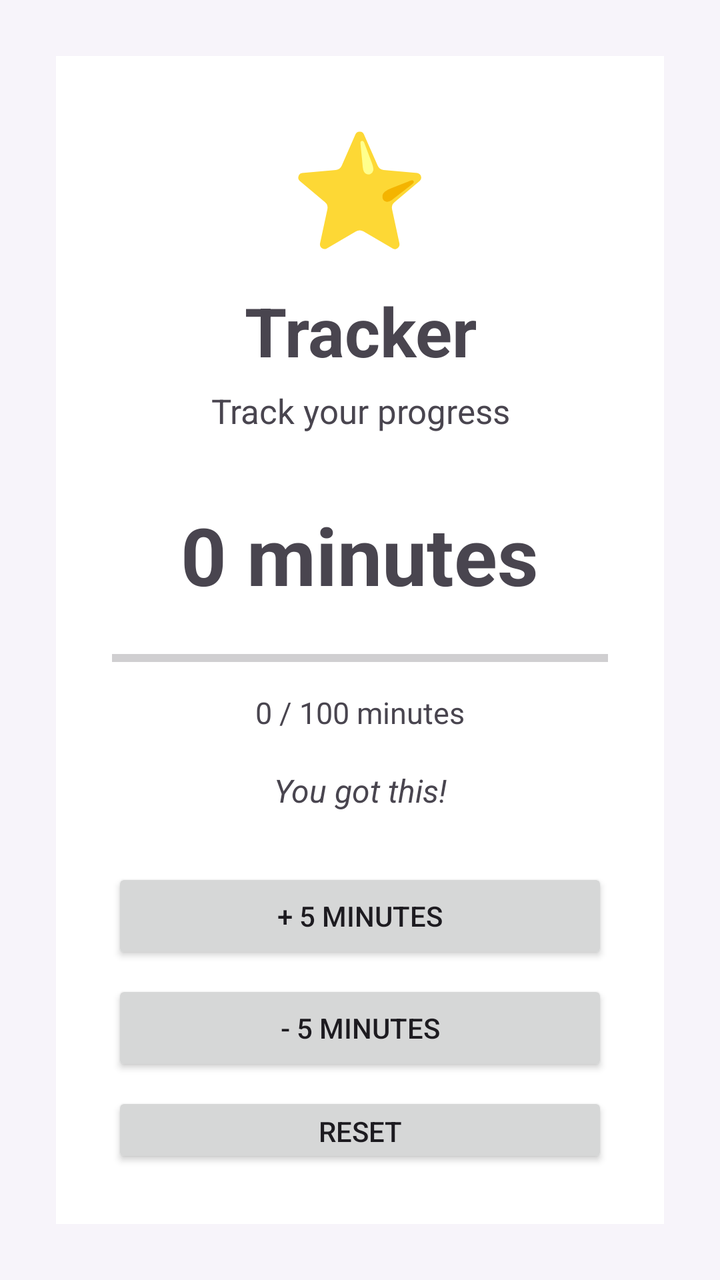
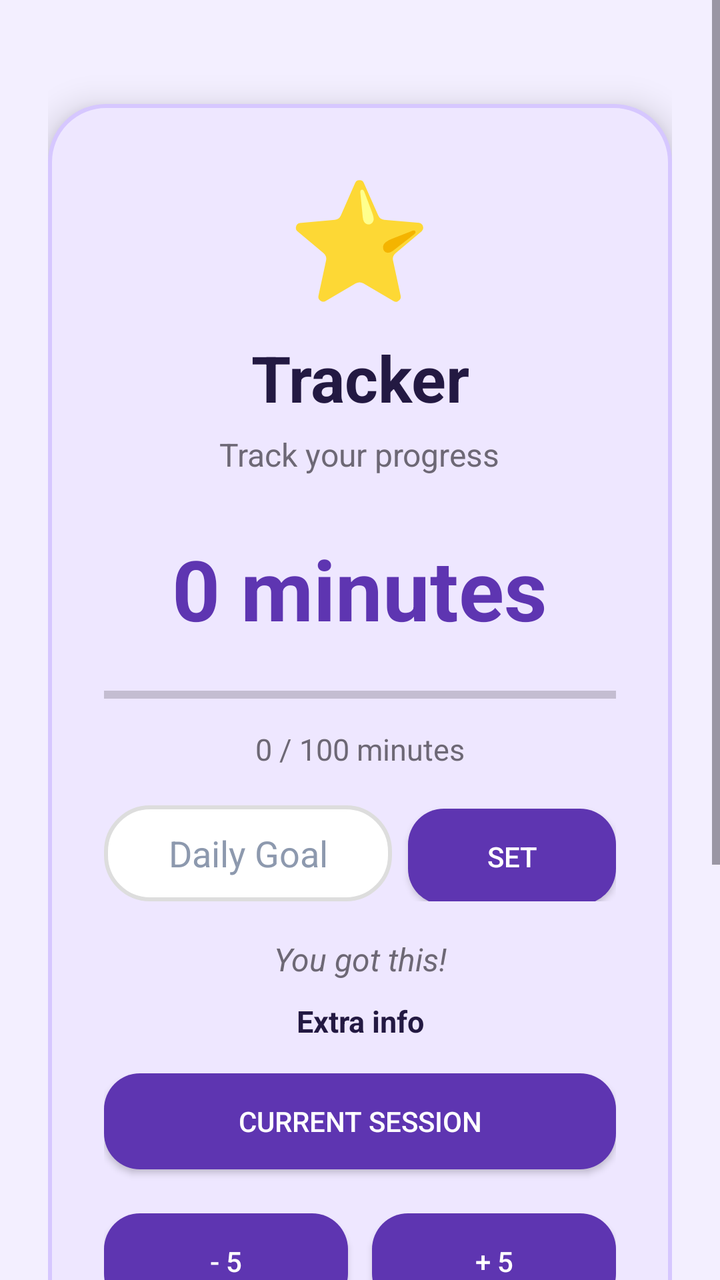

The first picture is an Android layout as it rendered before a commit; the second is the same layout after the commit. The layout source and the unified diff follow.
<!-- AndroidManifest.xml: another module's application theme Theme.DailyTrackers -->
<!-- res/layout/activity_tracker.xml -->
<?xml version="1.0" encoding="utf-8"?>
<androidx.appcompat.widget.LinearLayoutCompat xmlns:android="http://schemas.android.com/apk/res/android"
    android:id="@+id/main"
    android:layout_width="match_parent"
    android:layout_height="match_parent"
    android:background="#F7F4FA"
    android:gravity="center"
    android:orientation="vertical"
    android:padding="28dp">

    <androidx.appcompat.widget.LinearLayoutCompat
        android:id="@+id/cardContainer"
        android:layout_width="match_parent"
        android:layout_height="wrap_content"
        android:background="#FFFFFF"
        android:elevation="8dp"
        android:gravity="center"
        android:orientation="vertical"
        android:padding="28dp">

        <com.google.android.material.textview.MaterialTextView
            android:id="@+id/txtIcon"
            android:layout_width="wrap_content"
            android:layout_height="wrap_content"
            android:text="⭐"
            android:textSize="56sp" />

        <com.google.android.material.textview.MaterialTextView
            android:id="@+id/txtTitle"
            android:layout_width="wrap_content"
            android:layout_height="wrap_content"
            android:layout_marginTop="12dp"
            android:gravity="center"
            android:text="Tracker"
            android:textSize="34sp"
            android:textStyle="bold" />

        <com.google.android.material.textview.MaterialTextView
            android:id="@+id/txtSubtitle"
            android:layout_width="wrap_content"
            android:layout_height="wrap_content"
            android:layout_marginTop="6dp"
            android:gravity="center"
            android:text="Track your progress"
            android:textSize="17sp" />

        <com.google.android.material.textview.MaterialTextView
            android:id="@+id/txtMinutes"
            android:layout_width="wrap_content"
            android:layout_height="wrap_content"
            android:layout_marginTop="34dp"
            android:text="0 minutes"
            android:textSize="40sp"
            android:textStyle="bold" />

        <ProgressBar
            android:id="@+id/progressGoal"
            style="?android:attr/progressBarStyleHorizontal"
            android:layout_width="match_parent"
            android:layout_height="14dp"
            android:layout_marginTop="18dp"
            android:max="100"
            android:progress="0" />

        <com.google.android.material.textview.MaterialTextView
            android:id="@+id/txtGoal"
            android:layout_width="wrap_content"
            android:layout_height="wrap_content"
            android:layout_marginTop="10dp"
            android:text="0 / 100 minutes"
            android:textSize="15sp" />

        <com.google.android.material.textview.MaterialTextView
            android:id="@+id/txtMotivation"
            android:layout_width="wrap_content"
            android:layout_height="wrap_content"
            android:layout_marginTop="18dp"
            android:gravity="center"
            android:text="You got this!"
            android:textSize="16sp"
            android:textStyle="italic" />

        <androidx.appcompat.widget.AppCompatButton
            android:id="@+id/btnAdd"
            android:layout_width="match_parent"
            android:layout_height="wrap_content"
            android:layout_marginTop="28dp"
            android:text="+ 5 minutes" />

        <androidx.appcompat.widget.AppCompatButton
            android:id="@+id/btnRemove"
            android:layout_width="match_parent"
            android:layout_height="wrap_content"
            android:layout_marginTop="8dp"
            android:text="- 5 minutes" />

        <androidx.appcompat.widget.AppCompatButton
            android:id="@+id/btnReset"
            android:layout_width="match_parent"
            android:layout_height="wrap_content"
            android:layout_marginTop="8dp"
            android:text="Reset" />

    </androidx.appcompat.widget.LinearLayoutCompat>

</androidx.appcompat.widget.LinearLayoutCompat>
<!-- resources referenced by this layout -->
<resources>
  <style name="Theme.DailyTrackers" parent="Base.Theme.DailyTrackers" />
  <style name="Base.Theme.DailyTrackers" parent="Theme.Material3.DayNight.NoActionBar">
          
          
      </style>
</resources>

<!-- the commit's change to res/layout/activity_tracker.xml (unified diff, before → after) -->
@@ -1,106 +1,226 @@
 <?xml version="1.0" encoding="utf-8"?>
-<androidx.appcompat.widget.LinearLayoutCompat xmlns:android="http://schemas.android.com/apk/res/android"
-    android:id="@+id/main"
+<ScrollView xmlns:android="http://schemas.android.com/apk/res/android"
     android:layout_width="match_parent"
     android:layout_height="match_parent"
-    android:background="#F7F4FA"
-    android:gravity="center"
-    android:orientation="vertical"
-    android:padding="28dp">
+    android:background="#F3EFFF"
+    android:fillViewport="true">
 
     <androidx.appcompat.widget.LinearLayoutCompat
-        android:id="@+id/cardContainer"
+        android:id="@+id/main"
         android:layout_width="match_parent"
         android:layout_height="wrap_content"
-        android:background="#FFFFFF"
-        android:elevation="8dp"
-        android:gravity="center"
+        android:gravity="center_horizontal"
         android:orientation="vertical"
-        android:padding="28dp">
-
-        <com.google.android.material.textview.MaterialTextView
-            android:id="@+id/txtIcon"
-            android:layout_width="wrap_content"
-            android:layout_height="wrap_content"
-            android:text="⭐"
-            android:textSize="56sp" />
-
-        <com.google.android.material.textview.MaterialTextView
-            android:id="@+id/txtTitle"
-            android:layout_width="wrap_content"
-            android:layout_height="wrap_content"
-            android:layout_marginTop="12dp"
-            android:gravity="center"
-            android:text="Tracker"
-            android:textSize="34sp"
-            android:textStyle="bold" />
-
-        <com.google.android.material.textview.MaterialTextView
-            android:id="@+id/txtSubtitle"
-            android:layout_width="wrap_content"
-            android:layout_height="wrap_content"
-            android:layout_marginTop="6dp"
-            android:gravity="center"
-            android:text="Track your progress"
-            android:textSize="17sp" />
-
-        <com.google.android.material.textview.MaterialTextView
-            android:id="@+id/txtMinutes"
-            android:layout_width="wrap_content"
-            android:layout_height="wrap_content"
-            android:layout_marginTop="34dp"
-            android:text="0 minutes"
-            android:textSize="40sp"
-            android:textStyle="bold" />
-
-        <ProgressBar
-            android:id="@+id/progressGoal"
-            style="?android:attr/progressBarStyleHorizontal"
-            android:layout_width="match_parent"
-            android:layout_height="14dp"
-            android:layout_marginTop="18dp"
-            android:max="100"
-            android:progress="0" />
-
-        <com.google.android.material.textview.MaterialTextView
-            android:id="@+id/txtGoal"
-            android:layout_width="wrap_content"
-            android:layout_height="wrap_content"
-            android:layout_marginTop="10dp"
-            android:text="0 / 100 minutes"
-            android:textSize="15sp" />
-
-        <com.google.android.material.textview.MaterialTextView
-            android:id="@+id/txtMotivation"
-            android:layout_width="wrap_content"
-            android:layout_height="wrap_content"
-            android:layout_marginTop="18dp"
-            android:gravity="center"
-            android:text="You got this!"
-            android:textSize="16sp"
-            android:textStyle="italic" />
-
-        <androidx.appcompat.widget.AppCompatButton
-            android:id="@+id/btnAdd"
+        android:padding="24dp">
+
+        <androidx.appcompat.widget.LinearLayoutCompat
+            android:id="@+id/cardContainer"
             android:layout_width="match_parent"
             android:layout_height="wrap_content"
             android:layout_marginTop="28dp"
-            android:text="+ 5 minutes" />
-
-        <androidx.appcompat.widget.AppCompatButton
-            android:id="@+id/btnRemove"
+            android:background="@drawable/bg_card"
+            android:elevation="10dp"
+            android:gravity="center"
+            android:orientation="vertical"
+            android:padding="28dp">
+
+            <com.google.android.material.textview.MaterialTextView
+                android:id="@+id/txtIcon"
+                android:layout_width="wrap_content"
+                android:layout_height="wrap_content"
+                android:text="⭐"
+                android:textSize="58sp" />
+
+            <com.google.android.material.textview.MaterialTextView
+                android:id="@+id/txtTitle"
+                android:layout_width="wrap_content"
+                android:layout_height="wrap_content"
+                android:layout_marginTop="10dp"
+                android:gravity="center"
+                android:text="Tracker"
+                android:textColor="#231942"
+                android:textSize="32sp"
+                android:textStyle="bold" />
+
+            <com.google.android.material.textview.MaterialTextView
+                android:id="@+id/txtSubtitle"
+                android:layout_width="wrap_content"
+                android:layout_height="wrap_content"
+                android:layout_marginTop="6dp"
+                android:gravity="center"
+                android:text="Track your progress"
+                android:textColor="#6D6875"
+                android:textSize="16sp" />
+
+            <com.google.android.material.textview.MaterialTextView
+                android:id="@+id/txtMinutes"
+                android:layout_width="wrap_content"
+                android:layout_height="wrap_content"
+                android:layout_marginTop="28dp"
+                android:text="0 minutes"
+                android:textColor="#5E35B1"
+                android:textSize="42sp"
+                android:textStyle="bold" />
+
+            <ProgressBar
+                android:id="@+id/progressGoal"
+                style="?android:attr/progressBarStyleHorizontal"
+                android:layout_width="match_parent"
+                android:layout_height="14dp"
+                android:layout_marginTop="18dp"
+                android:max="100"
+                android:progress="0" />
+
+            <com.google.android.material.textview.MaterialTextView
+                android:id="@+id/txtGoal"
+                android:layout_width="wrap_content"
+                android:layout_height="wrap_content"
+                android:layout_marginTop="10dp"
+                android:gravity="center"
+                android:text="0 / 100 minutes"
+                android:textColor="#6D6875"
+                android:textSize="15sp" />
+
+            <androidx.appcompat.widget.LinearLayoutCompat
+                android:layout_width="match_parent"
+                android:layout_height="wrap_content"
+                android:layout_marginTop="18dp"
+                android:orientation="horizontal">
+
+                <EditText
+                    android:id="@+id/edtGoal"
+                    android:layout_width="0dp"
+                    android:layout_height="48dp"
+                    android:layout_marginEnd="8dp"
+                    android:layout_weight="1"
+                    android:background="@drawable/bg_sessions_card"
+                    android:gravity="center"
+                    android:hint="Daily Goal"
+                    android:inputType="number"
+                    android:padding="8dp"
+                    android:textColor="#231942"
+                    android:textColorHint="#8D99AE" />
+
+                <androidx.appcompat.widget.AppCompatButton
+                    android:id="@+id/btnSetGoal"
+                    android:layout_width="104dp"
+                    android:layout_height="48dp"
+                    android:background="@drawable/bg_button"
+                    android:gravity="center"
+                    android:text="Set"
+                    android:textAlignment="center"
+                    android:textColor="#FFFFFF" />
+            </androidx.appcompat.widget.LinearLayoutCompat>
+
+            <com.google.android.material.textview.MaterialTextView
+                android:id="@+id/txtMotivation"
+                android:layout_width="wrap_content"
+                android:layout_height="wrap_content"
+                android:layout_marginTop="18dp"
+                android:gravity="center"
+                android:text="You got this!"
+                android:textColor="#6D6875"
+                android:textSize="16sp"
+                android:textStyle="italic" />
+
+            <com.google.android.material.textview.MaterialTextView
+                android:id="@+id/txtExtraInfo"
+                android:layout_width="wrap_content"
+                android:layout_height="wrap_content"
+                android:layout_marginTop="10dp"
+                android:gravity="center"
+                android:text="Extra info"
+                android:textColor="#231942"
+                android:textSize="15sp"
+                android:textStyle="bold" />
+
+            <androidx.appcompat.widget.AppCompatButton
+                android:id="@+id/btnSessionType"
+                android:layout_width="match_parent"
+                android:layout_height="48dp"
+                android:layout_marginTop="16dp"
+                android:background="@drawable/bg_button"
+                android:gravity="center"
+                android:text="Current Session"
+                android:textAlignment="center"
+                android:textColor="#FFFFFF" />
+
+            <androidx.appcompat.widget.LinearLayoutCompat
+                android:layout_width="match_parent"
+                android:layout_height="wrap_content"
+                android:layout_marginTop="22dp"
+                android:orientation="horizontal">
+
+                <androidx.appcompat.widget.AppCompatButton
+                    android:id="@+id/btnRemove"
+                    android:layout_width="0dp"
+                    android:layout_height="48dp"
+                    android:layout_marginEnd="6dp"
+                    android:layout_weight="1"
+                    android:background="@drawable/bg_button"
+                    android:gravity="center"
+                    android:text="- 5"
+                    android:textAlignment="center"
+                    android:textColor="#FFFFFF" />
+
+                <androidx.appcompat.widget.AppCompatButton
+                    android:id="@+id/btnAdd"
+                    android:layout_width="0dp"
+                    android:layout_height="48dp"
+                    android:layout_marginStart="6dp"
+                    android:layout_weight="1"
+                    android:background="@drawable/bg_button"
+                    android:gravity="center"
+                    android:text="+ 5"
+                    android:textAlignment="center"
+                    android:textColor="#FFFFFF" />
+            </androidx.appcompat.widget.LinearLayoutCompat>
+
+            <androidx.appcompat.widget.AppCompatButton
+                android:id="@+id/btnSaveSession"
+                android:layout_width="match_parent"
+                android:layout_height="50dp"
+                android:layout_marginTop="10dp"
+                android:background="@drawable/bg_button"
+                android:gravity="center"
+                android:text="Save Session"
+                android:textAlignment="center"
+                android:textColor="#FFFFFF" />
+
+            <androidx.appcompat.widget.AppCompatButton
+                android:id="@+id/btnReset"
+                android:layout_width="match_parent"
+                android:layout_height="50dp"
+                android:layout_marginTop="8dp"
+                android:background="@drawable/bg_button"
+                android:gravity="center"
+                android:text="Reset Current Session"
+                android:textAlignment="center"
+                android:textColor="#FFFFFF" />
+
+        </androidx.appcompat.widget.LinearLayoutCompat>
+
+        <com.google.android.material.textview.MaterialTextView
+            android:id="@+id/txtSessionsTitle"
+            android:layout_width="wrap_content"
+            android:layout_height="wrap_content"
+            android:layout_marginTop="26dp"
+            android:text="Saved Sessions"
+            android:textColor="#231942"
+            android:textSize="22sp"
+            android:textStyle="bold" />
+
+        <com.google.android.material.textview.MaterialTextView
+            android:id="@+id/txtSessions"
             android:layout_width="match_parent"
             android:layout_height="wrap_content"
-            android:layout_marginTop="8dp"
-            android:text="- 5 minutes" />
-
-        <androidx.appcompat.widget.AppCompatButton
-            android:id="@+id/btnReset"
-            android:layout_width="match_parent"
-            android:layout_height="wrap_content"
-            android:layout_marginTop="8dp"
-            android:text="Reset" />
+            android:layout_marginTop="10dp"
+            android:background="@drawable/bg_sessions_card"
+            android:elevation="6dp"
+            android:padding="18dp"
+            android:text="No sessions yet"
+            android:textColor="#231942"
+            android:textSize="16sp" />
 
     </androidx.appcompat.widget.LinearLayoutCompat>
-
-</androidx.appcompat.widget.LinearLayoutCompat>
+</ScrollView>
<!-- resource entries referenced after the edit -->
@@ -1,5 +1,40 @@
 <!-- resources referenced by this layout -->
 <resources>
+  <!-- drawable bg_button (drawable) -->
+  <shape xmlns:android="http://schemas.android.com/apk/res/android">
+      <solid android:color="#5E35B1" />
+      <corners android:radius="18dp" />
+      <padding
+          android:left="12dp"
+          android:top="10dp"
+          android:right="12dp"
+          android:bottom="10dp" />
+  </shape>
+  <!-- drawable bg_card (drawable) -->
+  <shape xmlns:android="http://schemas.android.com/apk/res/android">
+  
+      <solid android:color="#EEE7FF" />
+  
+      <stroke
+          android:width="2dp"
+          android:color="#D6C7FF"/>
+  
+      <corners android:radius="28dp" />
+  
+  </shape>
+  <!-- drawable bg_sessions_card (drawable) -->
+  <?xml version="1.0" encoding="utf-8"?>
+  <shape xmlns:android="http://schemas.android.com/apk/res/android">
+  
+      <solid android:color="#FFFFFF" />
+  
+      <stroke
+          android:width="2dp"
+          android:color="#DDDDDD" />
+  
+      <corners android:radius="22dp" />
+  
+  </shape>
   <style name="Theme.DailyTrackers" parent="Base.Theme.DailyTrackers" />
   <style name="Base.Theme.DailyTrackers" parent="Theme.Material3.DayNight.NoActionBar">
           
